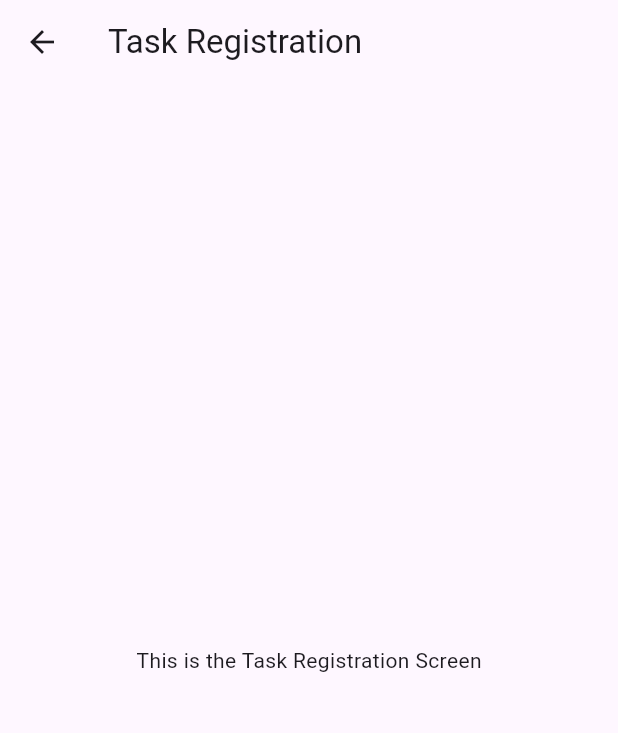
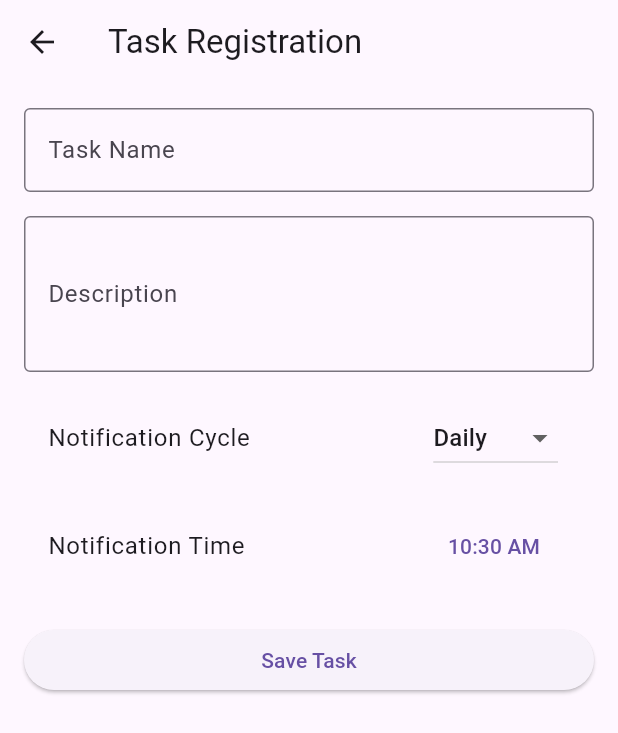
Before and after one commit to git-tanamachi/task-timer, a Flutter app: the TaskRegistrationScreen screen opened directly, on a phone screen of 412 x 824 dp. Shown: the top 733 px of the screen. Run offline on Flutter 3.47's test engine with Material 3 defaults, Android fonts, the light colour scheme and no system bars.

Commit message:
2025.08.17 タスク登録画面を実装

```diff
--- a/lib/screens/task_registration_screen.dart
+++ b/lib/screens/task_registration_screen.dart
@@ -1,7 +1,34 @@
 import 'package:flutter/material.dart';
 
-class TaskRegistrationScreen extends StatelessWidget {
+enum NotificationCycle {
+  daily,
+  weekly,
+  monthly,
+}
+
+class TaskRegistrationScreen extends StatefulWidget {
   const TaskRegistrationScreen({super.key});
+
+  @override
+  State<TaskRegistrationScreen> createState() => _TaskRegistrationScreenState();
+}
+
+class _TaskRegistrationScreenState extends State<TaskRegistrationScreen> {
+  final _formKey = GlobalKey<FormState>();
+  final TextEditingController _taskNameController = TextEditingController();
+  final TextEditingController _descriptionController = TextEditingController();
+
+  NotificationCycle _selectedCycle = NotificationCycle.daily;
+  TimeOfDay _notificationTime = TimeOfDay.now();
+  List<bool> _selectedWeekdays = List.generate(7, (index) => false); // Mon to Sun
+  List<bool> _selectedMonthDays = List.generate(31, (index) => false); // 1 to 31
+
+  @override
+  void dispose() {
+    _taskNameController.dispose();
+    _descriptionController.dispose();
+    super.dispose();
+  }
 
   @override
   Widget build(BuildContext context) {
@@ -9,9 +36,146 @@ class TaskRegistrationScreen extends StatelessWidget {
       appBar: AppBar(
         title: const Text('Task Registration'),
       ),
-      body: const Center(
-        child: Text('This is the Task Registration Screen'),
+      body: Padding(
+        padding: const EdgeInsets.all(16.0),
+        child: Form(
+          key: _formKey,
+          child: ListView(
+            children: [
+              TextFormField(
+                controller: _taskNameController,
+                decoration: const InputDecoration(
+                  labelText: 'Task Name',
+                  border: OutlineInputBorder(),
+                ),
+                validator: (value) {
+                  if (value == null || value.isEmpty) {
+                    return 'Please enter a task name';
+                  }
+                  return null;
+                },
+              ),
+              const SizedBox(height: 16.0),
+              TextFormField(
+                controller: _descriptionController,
+                decoration: const InputDecoration(
+                  labelText: 'Description',
+                  border: OutlineInputBorder(),
+                ),
+                maxLines: 3,
+              ),
+              const SizedBox(height: 16.0),
+              ListTile(
+                title: const Text('Notification Cycle'),
+                trailing: DropdownButton<NotificationCycle>(
+                  value: _selectedCycle,
+                  onChanged: (NotificationCycle? newValue) {
+                    setState(() {
+                      _selectedCycle = newValue!;
+                    });
+                  },
+                  items: const <DropdownMenuItem<NotificationCycle>>[
+                    DropdownMenuItem(
+                      value: NotificationCycle.daily,
+                      child: Text('Daily'),
+                    ),
+                    DropdownMenuItem(
+                      value: NotificationCycle.weekly,
+                      child: Text('Weekly'),
+                    ),
+                    DropdownMenuItem(
+                      value: NotificationCycle.monthly,
+                      child: Text('Monthly'),
+                    ),
+                  ],
+                ),
+              ),
+              const SizedBox(height: 16.0),
+              _buildNotificationTimingInput(),
+              const SizedBox(height: 24.0),
+              ElevatedButton(
+                onPressed: () {
+                  if (_formKey.currentState!.validate()) {
+                    // Process data
+                    ScaffoldMessenger.of(context).showSnackBar(
+                      const SnackBar(content: Text('Processing Data')),
+                    );
+                    // For now, just pop the screen
+                    Navigator.pop(context);
+                  }
+                },
+                child: const Text('Save Task'),
+              ),
+            ],
+          ),
+        ),
       ),
     );
   }
+
+  Widget _buildNotificationTimingInput() {
+    switch (_selectedCycle) {
+      case NotificationCycle.daily:
+        return ListTile(
+          title: const Text('Notification Time'),
+          trailing: TextButton(
+            onPressed: () async {
+              final TimeOfDay? picked = await showTimePicker(
+                context: context,
+                initialTime: _notificationTime,
+              );
+              if (picked != null && picked != _notificationTime) {
+                setState(() {
+                  _notificationTime = picked;
+                });
+              }
+            },
+            child: Text(_notificationTime.format(context)),
+          ),
+        );
+      case NotificationCycle.weekly:
+        return Column(
+          crossAxisAlignment: CrossAxisAlignment.start,
+          children: [
+            const Text('Select Weekdays:', style: TextStyle(fontSize: 16)),
+            Wrap(
+              spacing: 8.0,
+              children: List.generate(7, (index) {
+                final weekdayNames = ['Mon', 'Tue', 'Wed', 'Thu', 'Fri', 'Sat', 'Sun'];
+                return ChoiceChip(
+                  label: Text(weekdayNames[index]),
+                  selected: _selectedWeekdays[index],
+                  onSelected: (bool selected) {
+                    setState(() {
+                      _selectedWeekdays[index] = selected;
+                    });
+                  },
+                );
+              }),
+            ),
+          ],
+        );
+      case NotificationCycle.monthly:
+        return Column(
+          crossAxisAlignment: CrossAxisAlignment.start,
+          children: [
+            const Text('Select Days of Month:', style: TextStyle(fontSize: 16)),
+            Wrap(
+              spacing: 8.0,
+              children: List.generate(31, (index) {
+                return ChoiceChip(
+                  label: Text((index + 1).toString()),
+                  selected: _selectedMonthDays[index],
+                  onSelected: (bool selected) {
+                    setState(() {
+                      _selectedMonthDays[index] = selected;
+                    });
+                  },
+                );
+              }),
+            ),
+          ],
+        );
+    }
+  }
 }
```
